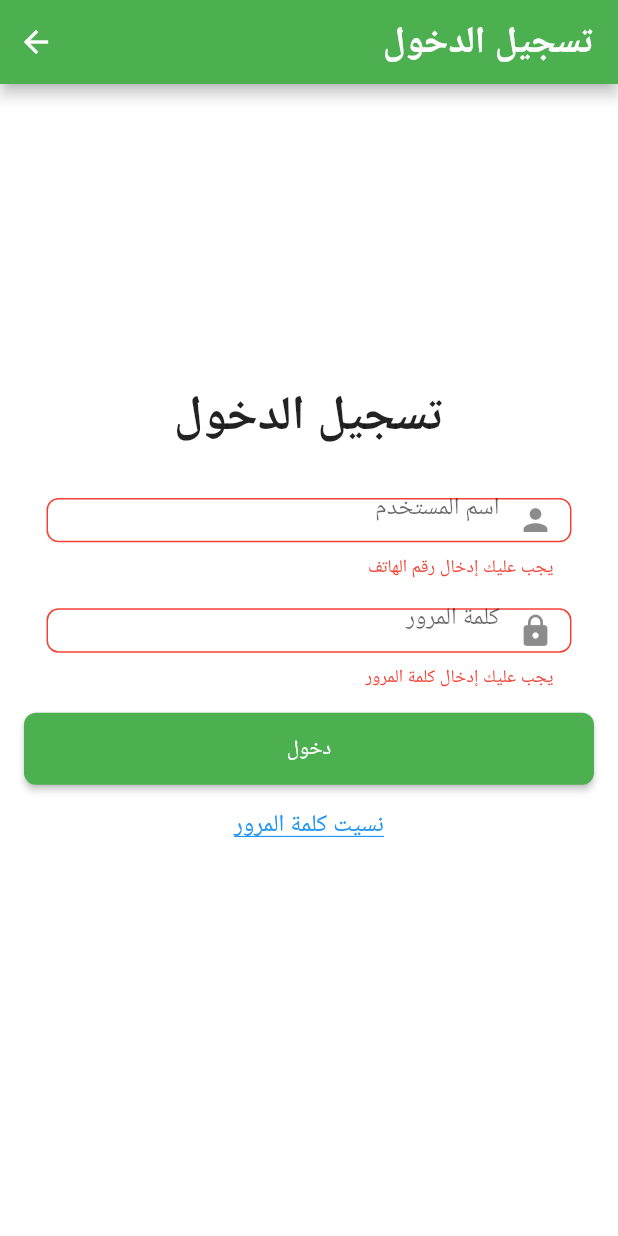
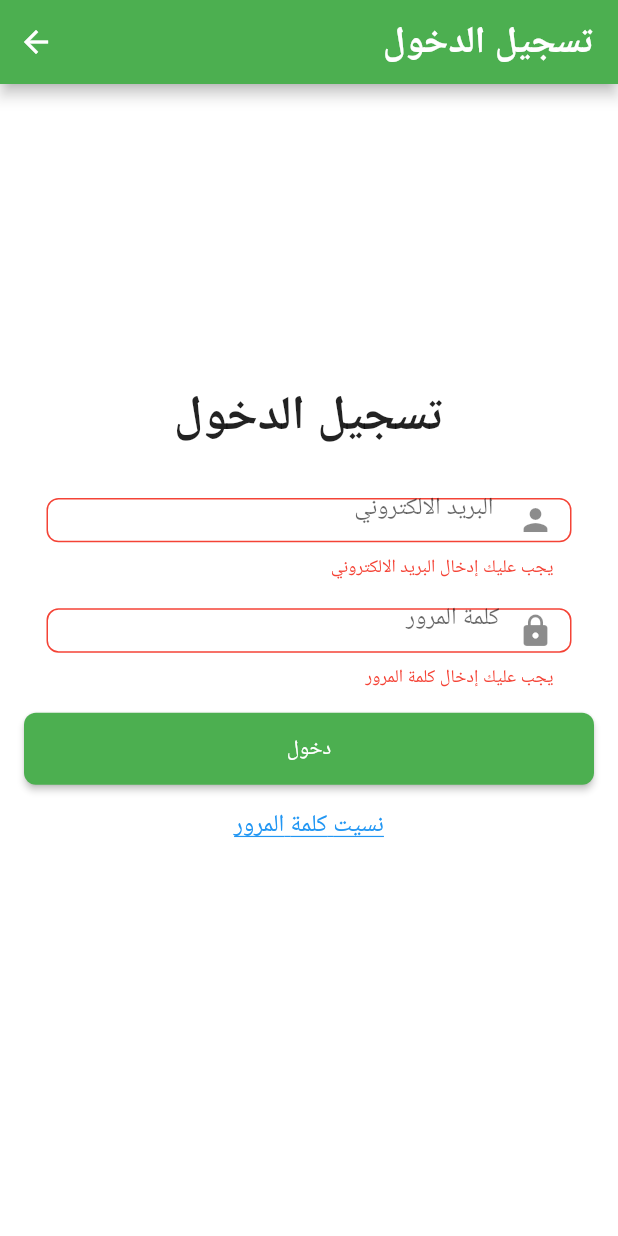
Before and after one commit to esslam4444/alfairouzz11, a Flutter app: the LoginView screen opened by its route, after a tap on "دخول", on a phone screen of 412 x 824 dp. Run offline on Flutter 3.47's test engine with Material 2 defaults, Android fonts, the phone set to English and light mode, and no system bars; our stand-ins replace connectivity, dio, get, get_storage; missing offline and left inert: flutter_pdfview, qr_code_scanner; accounts and stored records are empty; network calls fail; Roboto replaces fonts that are missing (JF-Flat); statements that could not run were skipped.

Commit message:
finished QR + cleaned the code to be ready for the last task add Notification feature

```diff
--- a/lib/controllers/HomeController.dart
+++ b/lib/controllers/HomeController.dart
@@ -9,14 +9,13 @@ import 'SpecimensController.dart';
 class HomeController extends GetxController {
 
   final specimenRepository = Get.find<SpecimenRepository>();
- // final findAllSpecimenss = Get.find<SpecimensController>();
+
   final loading = false.obs;
 
 
   @override
   void onInit() {
     if (Get.find<GetStorage>().hasData('token')) {
-    //  findAllSpecimenss.findAllSpecimens();
     } else {
       Get.offAndToNamed(Routes.LOGIN);
     }
--- a/lib/controllers/SpecimenDetailsController.dart
+++ b/lib/controllers/SpecimenDetailsController.dart
@@ -9,20 +9,16 @@ class SpecimenDetailsController extends GetxController {
 
   final specimenRepository = Get.find<SpecimenRepository>();
 
- // final int? specimenId = Get.arguments;
-  //final int? specimenIdView = Get.arguments;
-
   final loading = false.obs;
 
   final Rx<Specimen> _specimen = Specimen().obs;
 
   Specimen get specimen => _specimen.value;
 
- // SpecimenSearchController? specimenSearchController;
+
 
   @override
   void onInit() {
-    //findBySpecimenId();
     super.onInit();
   }
 
--- a/lib/controllers/SpecimensController.dart
+++ b/lib/controllers/SpecimensController.dart
@@ -7,7 +7,6 @@ import '../repositories/specimen_repository.dart';
 
 class SpecimensController extends GetxController {
    final Rx<Specimen> _specimen = Get.put(Specimen()).obs;
-  // final Rx<Patient> _patients = Get.put(Patient()).obs;
 
   final specimenRepository = Get.find<SpecimenRepository>();
   final loading = false.obs;
@@ -27,8 +26,6 @@ class SpecimensController extends GetxController {
       loading.value = true;
       final response = await specimenRepository.findAllSpecimen();
       specimens.assignAll(response);
-
-   //   print(response);
       update();
     } finally {
       loading.value = false;
--- a/lib/main.dart
+++ b/lib/main.dart
@@ -3,10 +3,10 @@ import 'package:alfairouzz1/utils/material_swatch.dart';
 import 'package:flutter/material.dart';
 import 'package:get/get.dart';
 import 'package:get_storage/get_storage.dart';
-
 import 'routes/app_pages.dart';
 import 'utils/consts.dart';
 import 'utils/dependency_injection.dart';
+
 
 Future<void> main() async {
   DependencyInjection.init();
--- a/lib/routes/app_pages.dart
+++ b/lib/routes/app_pages.dart
@@ -1,5 +1,4 @@
 import 'package:get/get.dart';
-
 import '../controllers/HomeController.dart';
 import '../controllers/LoginController.dart';
 import '../controllers/PdfViewController.dart';
@@ -16,9 +15,8 @@ import '../views/PdfView.dart';
 part 'app_routes.dart';
 
 class AppPages {
-  //static const INITIAL = Routes.LOGIN;
+
   static const INITIAL = Routes.SPECIMEN_SEARCH;
- // static const INITIAL = Routes.Pdf_View;
   static final routes = [
     GetPage(
       name: _Paths.HOME,
@@ -52,7 +50,7 @@ class AppPages {
     ),
     GetPage(
       name: _Paths.QR_SCANNER,
-      page: () => const QRScannerView(),
+      page: () =>  QRScannerView(),
     ),
 
   ];
--- a/lib/utils/dependency_injection.dart
+++ b/lib/utils/dependency_injection.dart
@@ -3,7 +3,6 @@
 import 'package:dio/dio.dart';
 import 'package:get/get.dart';
 import 'package:get_storage/get_storage.dart';
-
 import '../repositories/auth_repository.dart';
 import '../repositories/specimen_repository.dart';
 import 'consts.dart';
--- a/lib/utils/token_injecter.dart
+++ b/lib/utils/token_injecter.dart
@@ -5,7 +5,6 @@ import 'package:get/get_core/get_core.dart';
 import 'package:get/get_instance/get_instance.dart';
 import 'package:get/get_navigation/get_navigation.dart';
 import 'package:get_storage/get_storage.dart';
-
 import '../routes/app_pages.dart';
 import 'consts.dart';
 
--- a/lib/views/LoginView.dart
+++ b/lib/views/LoginView.dart
@@ -7,13 +7,15 @@ import '../utils/consts.dart';
 class LoginView extends GetView<LoginController> {
   final SpecimensController specimensController = Get.put(SpecimensController());
 
+   LoginView({super.key});
+
   @override
   Widget build(BuildContext context) {
     return Directionality(
       textDirection: TextDirection.rtl,
       child: Scaffold(
         appBar:AppBar(
-          title: Text(
+          title: const Text(
             'تسجيل الدخول',
             style: TextStyle(
               fontSize: 25.0,
@@ -71,12 +73,12 @@ class LoginView extends GetView<LoginController> {
                                     border: OutlineInputBorder(
                                       borderRadius: BorderRadius.circular(8.0),
                                     ),
-                                    hintText: 'اسم المستخدم',
-                                    prefixIcon: Icon(Icons.person),
+                                    hintText: ' البريد الالكتروني',
+                                    prefixIcon: const Icon(Icons.person),
                                   ),
                                   validator: (value) {
                                     if (value!.isEmpty) {
-                                      return 'يجب عليك إدخال رقم الهاتف'.tr;
+                                      return 'يجب عليك إدخال البريد الالكتروني'.tr;
                                     }
                                     return null;
                                   },
@@ -100,7 +102,7 @@ class LoginView extends GetView<LoginController> {
                                       borderRadius: BorderRadius.circular(8.0),
                                     ),
                                     hintText: 'كلمة المرور',
-                                    prefixIcon: Icon(Icons.lock),
+                                    prefixIcon: const Icon(Icons.lock),
                                   ),
                                   validator: (value) {
                                     if (value!.isEmpty) {
@@ -113,14 +115,14 @@ class LoginView extends GetView<LoginController> {
                                 ),
                               ),
                             ),
-                            SizedBox(height: 16.0),
+                            const SizedBox(height: 16.0),
                             Container(
                               width: double.infinity,
                               height: 48.0,
                               child: ElevatedButton(
                                 onPressed: () {
                                   _.login();
-                                  print('Login Button Pressed');
+
                                 },
                                 style: ElevatedButton.styleFrom(
                                   backgroundColor: Colors.green,
@@ -128,15 +130,15 @@ class LoginView extends GetView<LoginController> {
                                     borderRadius: BorderRadius.circular(8.0),
                                   ),
                                 ),
-                                child: Text('دخول'),
+                                child: const Text('دخول'),
                               ),
                             ),
-                            SizedBox(height: 16.0),
+                            const SizedBox(height: 16.0),
                             GestureDetector(
                               onTap: () {
-                                print('Forgot Password');
+
                               },
-                              child: Text(
+                              child: const Text(
                                 'نسيت كلمة المرور',
                                 style: TextStyle(
                                   fontSize: 16,
--- a/lib/views/SpecimenSearchView.dart
+++ b/lib/views/SpecimenSearchView.dart
@@ -1,22 +1,16 @@
-import 'package:dio/dio.dart';
+import 'package:alfairouzz1/views/QRScannerView.dart';
 import 'package:flutter/material.dart';
 import 'package:get/get.dart';
-import '../controllers/PdfViewController.dart';
-import '../controllers/SpecimenDetailsController.dart';
 import '../controllers/SpecimenSearchController.dart';
-import '../controllers/SpecimensController.dart';
 import '../routes/app_pages.dart';
 import 'LoginView.dart';
 import 'PdfView.dart';
-import 'log_in_screen.dart';
-import 'package:url_launcher/url_launcher.dart';
-import 'package:flutter_file_downloader/flutter_file_downloader.dart';
+
 
 
 class SpecimenSearchView extends GetView<SpecimenSearchController> {
+  final QRScannerView qrScannerView = Get.put(const QRScannerView());
 
- // final SpecimensController specimensController = Get.put(SpecimensController());
- // final PdfViewController pdfViewController = Get.put(PdfViewController());
 
   SpecimenSearchView({Key? key}) : super(key: key);
 
@@ -48,9 +42,7 @@ class SpecimenSearchView extends GetView<SpecimenSearchController> {
         init: SpecimenSearchController(),
         initState: (_) {},
         builder: (searchController) {
-        //  final specimenIdView =searchController.specimen.id;
                     final currentStep = getCurrentStepIndex(searchController.specimen.specimenStatus ?? "");
-          print('current stepppp  ${currentStep}');
           return Obx(()=>
               GestureDetector(
                 onTap: () {
@@ -82,14 +74,17 @@ class SpecimenSearchView extends GetView<SpecimenSearchController> {
                           icon: const Icon(Icons.qr_code_outlined),
                         ),
                       ),
-                      controller: searchController.labQr,
+                      controller:
+                      searchController.labQr,
+                      //labQrController,
                     ),
                   ),
+
                   Padding(
                     padding: const EdgeInsets.all(16.0),
                     child:ElevatedButton(
                       onPressed: () {
-                        searchController.findSpecimenByLabQr();
+                        handleSearch;
 
                         // Hide the keyboard
                         FocusScope.of(context).unfocus();
@@ -131,17 +126,14 @@ class SpecimenSearchView extends GetView<SpecimenSearchController> {
                                     onPressed: () {
                                       // downloadPdf();
 
-                                      // PdfViewController pdfViewController = Get.find<PdfViewController>();
-                                      //
-                                      // //specimenDetailsController.findBySpecimenId();
+
                                       searchController.specimen.specimenStatus == 'READY'?
                                           Get.to(PdfView())
                                           :Null;
-                                      // specimenDetailsController.specimenSearchController?.specimen.id;
-                                      // print('ididididididididid${specimenDetailsController.specimenSearchController?.specimen.id}');
+
 
                                     },
-                                    child: Text('حمل العينة Pdf'),
+                                    child: const Text('حمل العينة Pdf'),
                                     style: ElevatedButton.styleFrom(
                                       backgroundColor: Colors.deepOrange,
                                       shape: RoundedRectangleBorder(
@@ -167,7 +159,7 @@ class SpecimenSearchView extends GetView<SpecimenSearchController> {
                       },
                       steps: statusOrder.map((status) {
                         final index = statusOrder.indexOf(status);
-                        print(' this is Index ${index}');
+
                         return Step(
                           state: isCompleted(status, searchController)  ? StepState.complete :StepState.disabled,
                           isActive:
@@ -176,25 +168,6 @@ class SpecimenSearchView extends GetView<SpecimenSearchController> {
                             status,
                             style: const TextStyle(fontSize: 16),
                           ),
-                          // Row(
-                          //   children: [
-                          //     Text(
-                          //       status,
-                          //       style: const TextStyle(fontSize: 16),
-                          //     ),
-                          //     const Spacer(),
-                          //     if (status == 'READY' &&
-                          //         currentStep <= index &&
-                          //         searchController.specimen.specimenStatus == 'READY' &&
-                          //         searchController.specimen.notPaid == 0)
-                          //       InkWell(
-                          //         onTap: () {
-                          //           // Handle PDF icon press here
-                          //         },
-                          //         child: const Icon(Icons.picture_as_pdf_rounded),
-                          //       ),
-                          //   ],
-                          // ),
                           content: const SizedBox(),
                         );
                       }).toList(),
@@ -218,4 +191,18 @@ class SpecimenSearchView extends GetView<SpecimenSearchController> {
   bool isCompleted(String status, SpecimenSearchController searchController) {
     return searchController.specimen.specimenStatus == status;
   }
+//  final qrScannerView = Get.find<QRScannerView>();
+  void handleSearch() {
+    // Obtain the SpecimenSearchController instance
+    final searchController = Get.find<SpecimenSearchController>();
+
+    // If the labQr is not empty, perform the search
+    if (searchController.labQr.text.isNotEmpty) {
+      searchController.findSpecimenByLabQr();
+    }
+  }
+
+
+
+
 }
```
Also changed, not shown: lib/controllers/SpecimenSearchController.dart (+5 -10 lines), lib/models/specimen_model.dart (+7 -29 lines), lib/views/HomeView.dart (+2 -20 lines), lib/views/PdfView.dart (+2 -7 lines), lib/views/QRScannerView.dart (+43 -72 lines), lib/views/log_in_screen.dart (+137 -136 lines), 2 other files.
